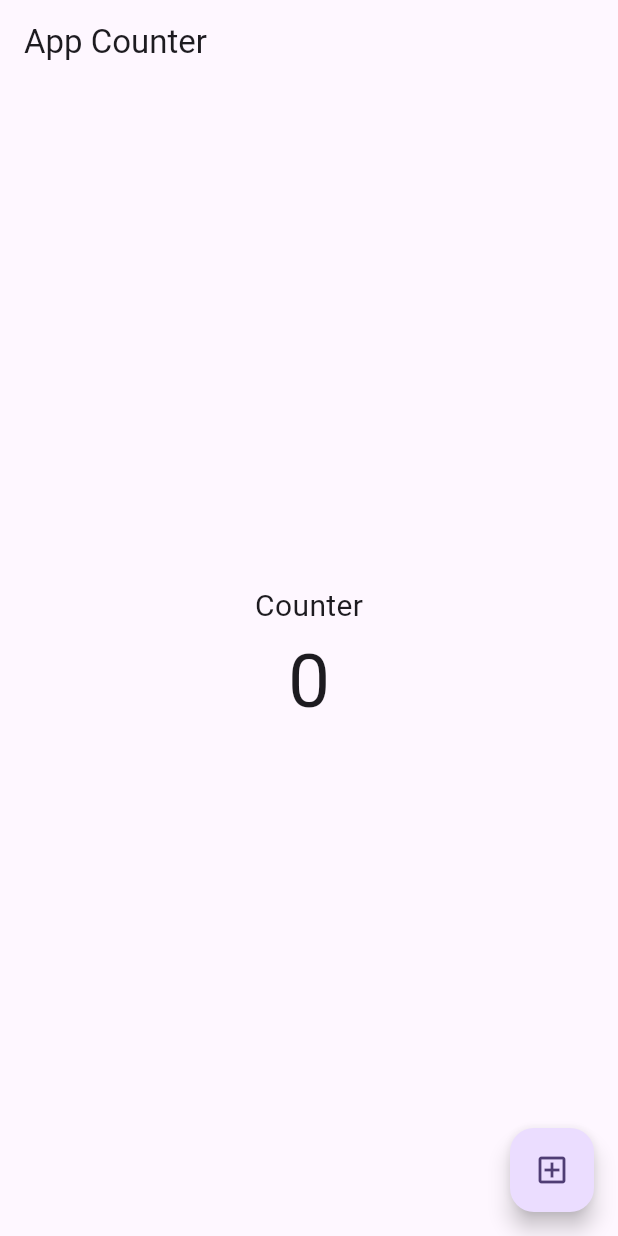
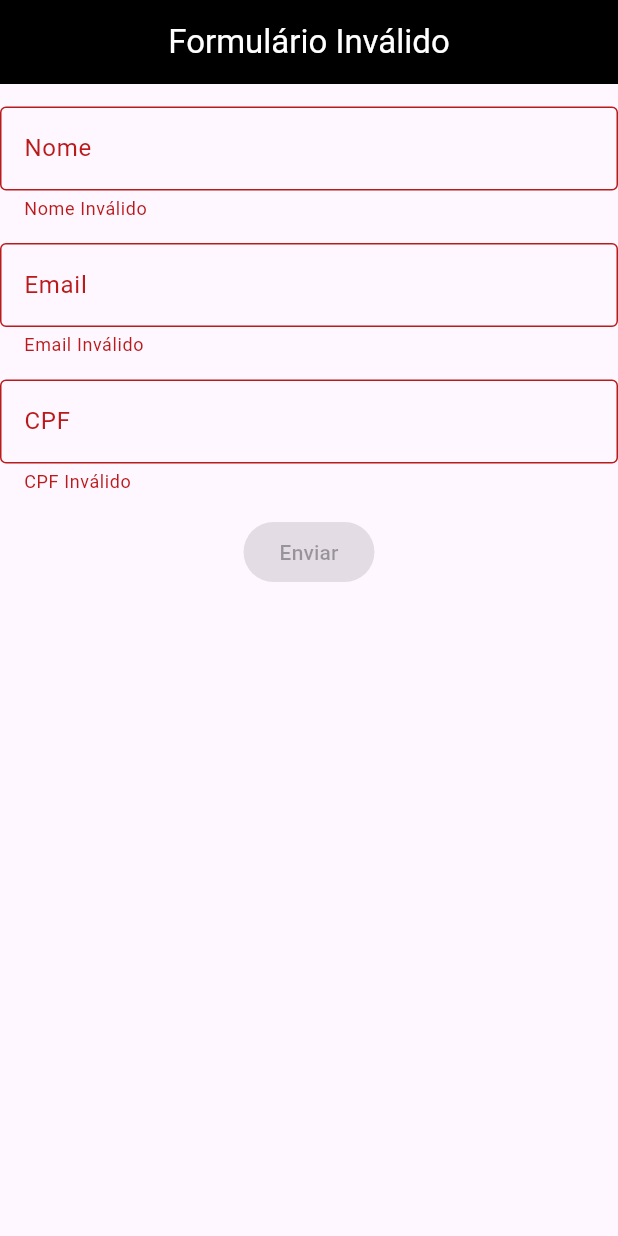
Before and after one commit to teixeiradlucas/mobx_apps_flutter, a Flutter app: the screen it shows after launch, on a phone screen of 412 x 824 dp. Run offline on Flutter 3.47's test engine with Material 2 defaults, Android fonts, the phone set to English and light mode, and no system bars; our stand-ins replace flutter_mobx, mobx; generated files the repository leaves out were written again; Roboto replaces fonts that are missing (Futura).

Commit message:
formulario implementado

```diff
--- /dev/null
+++ b/lib/app_formulario_reativo/controller/client_controller.dart
@@ -0,0 +1,22 @@
+// ignore_for_file: use_setters_to_change_properties
+
+import 'package:mobx/mobx.dart';
+part 'client_controller.g.dart';
+
+class ClientController = _ClientControllerBase with _$ClientController;
+
+abstract class _ClientControllerBase with Store {
+  @observable
+  String name = '';
+  @action
+  void changeName(String value) => name = value;
+
+  @observable
+  String email = '';
+  @action
+  void changeEmail(String value) => email = value;
+
+  @observable
+  String cpf = '';
+  void changeCpf(String value) => cpf = value;
+}
--- /dev/null
+++ b/lib/app_formulario_reativo/controller/controller.dart
@@ -0,0 +1,28 @@
+import 'package:mobx/mobx.dart';
+import 'package:mobx_apps/app_formulario_reativo/controller/client_controller.dart';
+part 'controller.g.dart';
+
+class Controller = _ControllerBase with _$Controller;
+
+abstract class _ControllerBase with Store {
+  final client = ClientController();
+
+  @computed
+  bool get validateName => client.name.length > 2;
+
+  @computed
+  bool get validateEmail =>
+      RegExp(r"^[a-zA-Z0-9.!#$%&'*+/=?^_`{|}~-]+@[a-zA-Z0-9](?:[a-zA-Z0-9-]{0,253}[a-zA-Z0-9])?(?:\.[a-zA-Z0-9](?:[a-zA-Z0-9-]{0,253}[a-zA-Z0-9])?)*$")
+          .hasMatch(client.email) &&
+      client.email.contains('.');
+
+  @computed
+  bool get validateCpf =>
+      client.cpf.length == 11 && !client.cpf.contains('.') ||
+      client.cpf.length == 14 &&
+          client.cpf.contains('.') &&
+          client.cpf.contains('-');
+
+  @computed
+  bool get validateForm => validateName && validateEmail && validateCpf;
+}
--- /dev/null
+++ b/lib/app_formulario_reativo/screens/formulario_screen.dart
@@ -0,0 +1,86 @@
+import 'package:flutter/material.dart';
+import 'package:flutter_mobx/flutter_mobx.dart';
+import 'package:mobx_apps/app_formulario_reativo/controller/controller.dart';
+import 'package:mobx_apps/app_formulario_reativo/screens/second_screen.dart';
+import 'package:mobx_apps/app_formulario_reativo/widgets/textfield_widget.dart';
+
+class FormScreen extends StatelessWidget {
+  const FormScreen({super.key});
+
+  @override
+  Widget build(BuildContext context) {
+    final controller = Controller();
+
+    return Scaffold(
+      appBar: AppBar(
+        backgroundColor: Colors.black,
+        title: Center(
+          child: Observer(
+            builder: (_) {
+              return Text(
+                controller.validateForm
+                    ? 'Formulário Valido'
+                    : 'Formulário Inválido',
+                style: const TextStyle(
+                  color: Colors.white,
+                ),
+              );
+            },
+          ),
+        ),
+      ),
+      body: Observer(
+        builder: (_) {
+          return Column(
+            children: [
+              const SizedBox(
+                height: 15,
+              ),
+              TextFieldWidget(
+                onChanged: controller.client.changeName,
+                labelText: 'Nome',
+                errorText: controller.validateName ? null : 'Nome Inválido',
+                keyboardType: TextInputType.name,
+              ),
+              const SizedBox(
+                height: 15,
+              ),
+              TextFieldWidget(
+                onChanged: controller.client.changeEmail,
+                labelText: 'Email',
+                errorText: controller.validateEmail ? null : 'Email Inválido',
+                keyboardType: TextInputType.emailAddress,
+              ),
+              const SizedBox(
+                height: 15,
+              ),
+              TextFieldWidget(
+                onChanged: controller.client.changeCpf,
+                labelText: 'CPF',
+                errorText: controller.validateCpf ? null : 'CPF Inválido',
+                keyboardType: TextInputType.number,
+              ),
+              const SizedBox(
+                height: 15,
+              ),
+              ElevatedButton(
+                onPressed: controller.validateForm
+                    ? () {
+                        Navigator.of(context).pushReplacement(
+                          MaterialPageRoute<dynamic>(
+                            builder: (context) => const SecondScreen(),
+                          ),
+                        );
+                      }
+                    : null,
+                child: const Text(
+                  'Enviar',
+                ),
+              ),
+            ],
+          );
+        },
+      ),
+    );
+  }
+}
--- /dev/null
+++ b/lib/app_formulario_reativo/widgets/textfield_widget.dart
@@ -0,0 +1,29 @@
+import 'package:flutter/material.dart';
+
+class TextFieldWidget extends StatelessWidget {
+  const TextFieldWidget({
+    required this.onChanged,
+    required this.labelText,
+    required this.errorText,
+    required this.keyboardType,
+    super.key,
+  });
+
+  final void Function(String)? onChanged;
+  final String? errorText;
+  final TextInputType keyboardType;
+  final String labelText;
+
+  @override
+  Widget build(BuildContext context) {
+    return TextField(
+      onChanged: onChanged,
+      keyboardType: keyboardType,
+      decoration: InputDecoration(
+        border: const OutlineInputBorder(),
+        labelText: labelText,
+        errorText: errorText,
+      ),
+    );
+  }
+}
--- a/lib/app_list/screens/list_screen.dart
+++ b/lib/app_list/screens/list_screen.dart
@@ -33,7 +33,7 @@ class ListScreen extends StatelessWidget {
               const SizedBox(
                 height: 15,
               ),
-              WidgetTextfield(
+              TextFieldWidget(
                 text: 'Nome',
                 width: textwidth,
                 controller: controllernome,
@@ -42,7 +42,7 @@ class ListScreen extends StatelessWidget {
               const SizedBox(
                 height: 10,
               ),
-              WidgetTextfield(
+              TextFieldWidget(
                 text: 'Sobrenome',
                 width: textwidth,
                 controller: controllersobrenome,
--- a/lib/app_list/widgets/textfield_widget.dart
+++ b/lib/app_list/widgets/textfield_widget.dart
@@ -1,7 +1,7 @@
 import 'package:flutter/material.dart';
 
-class WidgetTextfield extends StatelessWidget {
-  const WidgetTextfield({
+class TextFieldWidget extends StatelessWidget {
+  const TextFieldWidget({
     required this.action,
     required this.text,
     required this.width,
--- a/lib/main.dart
+++ b/lib/main.dart
@@ -1,5 +1,6 @@
 import 'package:flutter/material.dart';
-import 'package:mobx_apps/app_counter/screens/counter_screen.dart';
+import 'package:mobx_apps/app_formulario_reativo/screens/formulario_screen.dart';
+//import 'package:mobx_apps/app_counter/screens/counter_screen.dart';
 //import 'package:mobx_apps/app_list/screens/list_screen.dart';
 //import 'package:mobx_apps/app_login/screens/login_screen.dart';
 
@@ -17,7 +18,8 @@ class MyApp extends StatelessWidget {
         useMaterial3: true,
       ),
       debugShowCheckedModeBanner: false,
-      home: const CouterScreen(),
+      home: const FormScreen(), //AppFormulario
+      //home: const CouterScreen(), //AppCounter
       //home: const LoginScreen(), //AppLogin
       //home: const ListScreen(), //AppList
     );
```
Also changed, not shown: lib/app_formulario_reativo/screens/second_screen.dart (added, +46 -0 lines), lib/app_formulario_reativo/controller/client_controller.g.dart (added), lib/app_formulario_reativo/controller/controller.g.dart (added).
